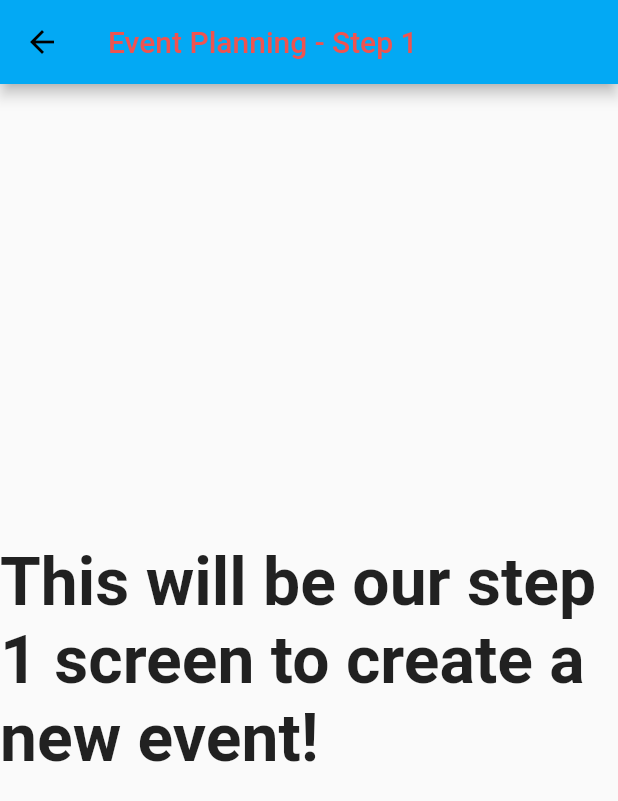
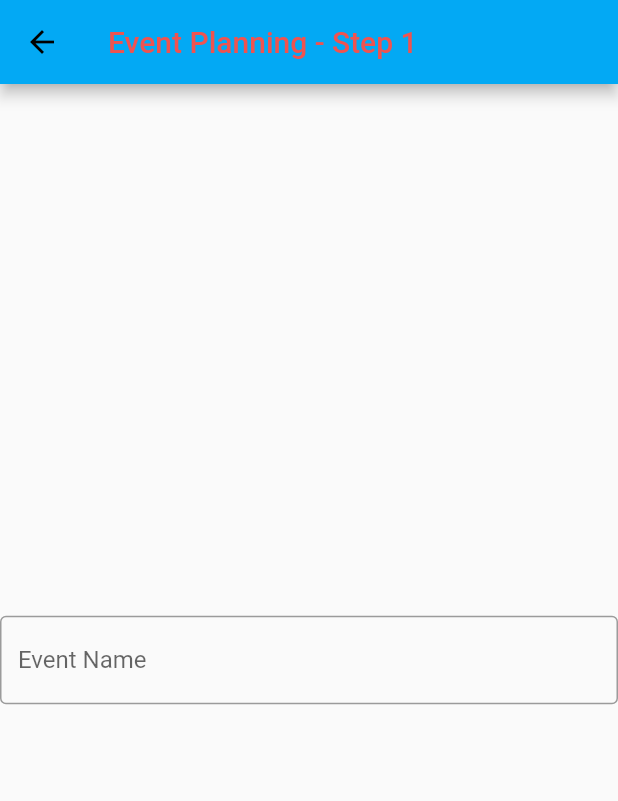
Before and after one commit to dananac/UltiVerse, a Flutter app: the screen it shows after launch, after a tap on "Create a New Event", on a phone screen of 412 x 824 dp. Shown: the top 801 px of the screen. Run offline on Flutter 3.47's test engine with Material 2 defaults, Android fonts, the phone set to English and light mode, and no system bars.

Commit message:
Home routing additions

```diff
--- a/lib/pages/brackets.dart
+++ b/lib/pages/brackets.dart
@@ -72,5 +72,5 @@ class BracketsPage extends StatelessWidget {
           ),
        ]
     )
-  )
+  );
 }
--- a/lib/pages/home.dart
+++ b/lib/pages/home.dart
@@ -43,8 +43,15 @@ class HomePage extends StatelessWidget {
                       title: Text('Event Planning - Step 1', style: TextStyle(color: Colors.red[400]),),
                     ),
                     body: Center(
-                      child: Text('This will be our step 1 screen to create a new event!', style: TextStyle(fontSize: 44, fontWeight: FontWeight.bold),)
-                    )
+                      //child: Text('This will be our step 1 screen to create a new event!', style: TextStyle(fontSize: 44, fontWeight: FontWeight.bold),)
+                      child: TextField(
+                        obscureText: false,
+                        decoration: InputDecoration(
+                          border: OutlineInputBorder(),
+                          labelText: 'Event Name',
+                        ),
+                      ),
+                    ),
                   );
                 })
               );
```
